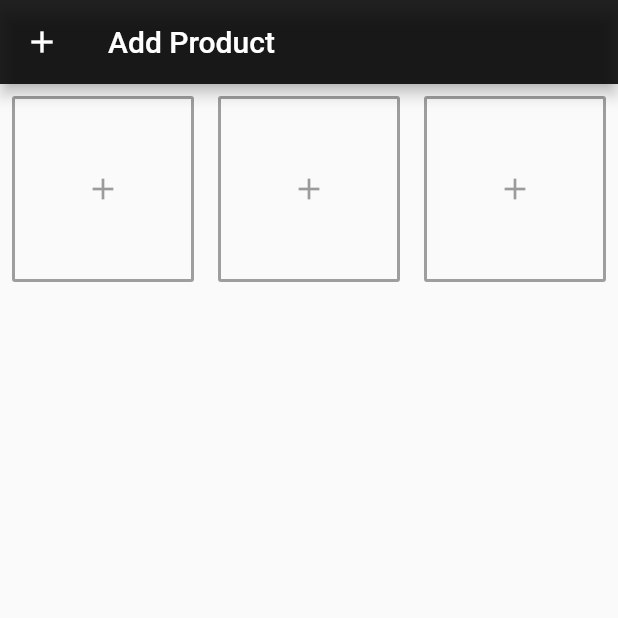
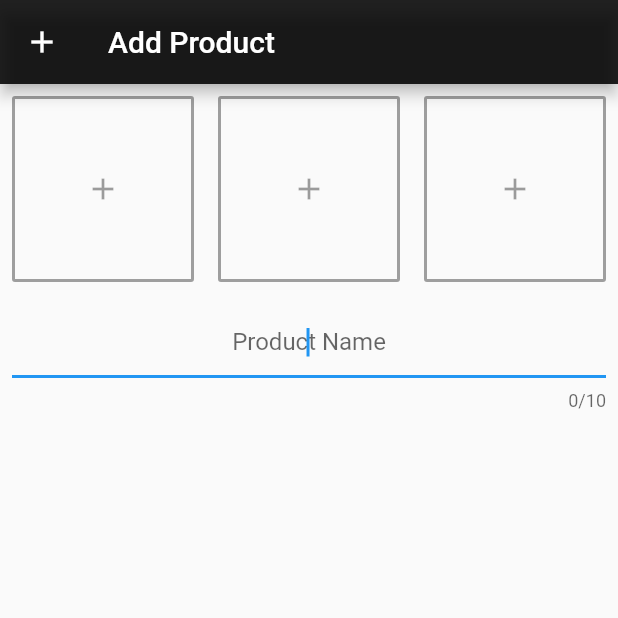
Before and after one commit to EevokClothingApp/AdminApplication, a Flutter app: the AddProduct screen opened directly, on a phone screen of 412 x 824 dp, the top half of it. Run offline on Flutter 3.47's test engine with Material 2 defaults, Android fonts, the phone set to English and light mode, and no system bars; our stand-ins replace cloud_firestore, fluttertoast; accounts and stored records are empty.

Commit message:
add products added

```diff
--- a/adminapplication/lib/screens/add_product.dart
+++ b/adminapplication/lib/screens/add_product.dart
@@ -6,8 +6,8 @@ class AddProduct extends StatefulWidget {
 }
 
 class _AddProductState extends State<AddProduct> {
-
   GlobalKey<FormState> _formKey;
+  TextEditingController productNameController = TextEditingController();
 
   @override
   Widget build(BuildContext context) {
@@ -70,7 +70,33 @@ class _AddProductState extends State<AddProduct> {
                 ),
               ],
             ),
-
+            // Padding(
+            //   padding: const EdgeInsets.all(8.0),
+            //   child: Text(
+            //     "Enter Product Name",
+            //     textAlign: TextAlign.center,
+            //     style: TextStyle(fontSize: 16.0),
+            //   ),
+            // ),
+            Padding(
+              padding: const EdgeInsets.all(8.0),
+              child: TextFormField(
+                textAlign: TextAlign.center,
+                autofocus: true,
+                maxLength: 10,
+                keyboardAppearance: Brightness.dark,
+                controller: productNameController,
+                decoration: InputDecoration(
+                  hintText: 'Product Name',
+                  floatingLabelBehavior: FloatingLabelBehavior.always
+                ),
+                validator: (value) {
+                  if (value.isEmpty) {
+                    return 'You must enter the product name';
+                  }
+                },
+              ),
+            ),
           ],
         ),
       ),
--- a/adminapplication/pubspec.yaml
+++ b/adminapplication/pubspec.yaml
@@ -26,6 +26,8 @@ dependencies:
   cloud_firestore: ^0.13.7
   firebase_core: ^0.4.5
   image_picker: ^0.6.7+4
+  uuid: ^2.2.0
+  fluttertoast: ^7.0.2
 
 
   # The following adds the Cupertino Icons font to your application.
```
Also changed, not shown: adminapplication/lib/db/brand.dart (added, +20 -0 lines), adminapplication/lib/db/category.dart (added, +23 -0 lines), adminapplication/lib/providers/createCategory.dart (deleted, +0 -8 lines), adminapplication/lib/screens/manage.dart (+26 -7 lines).
